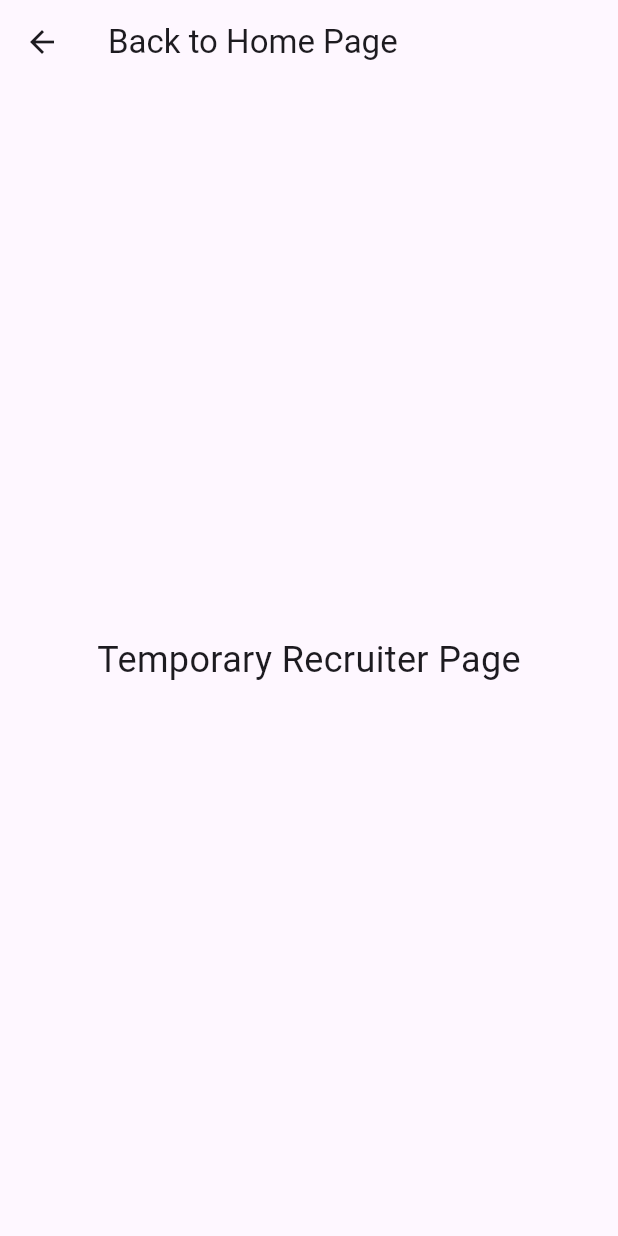
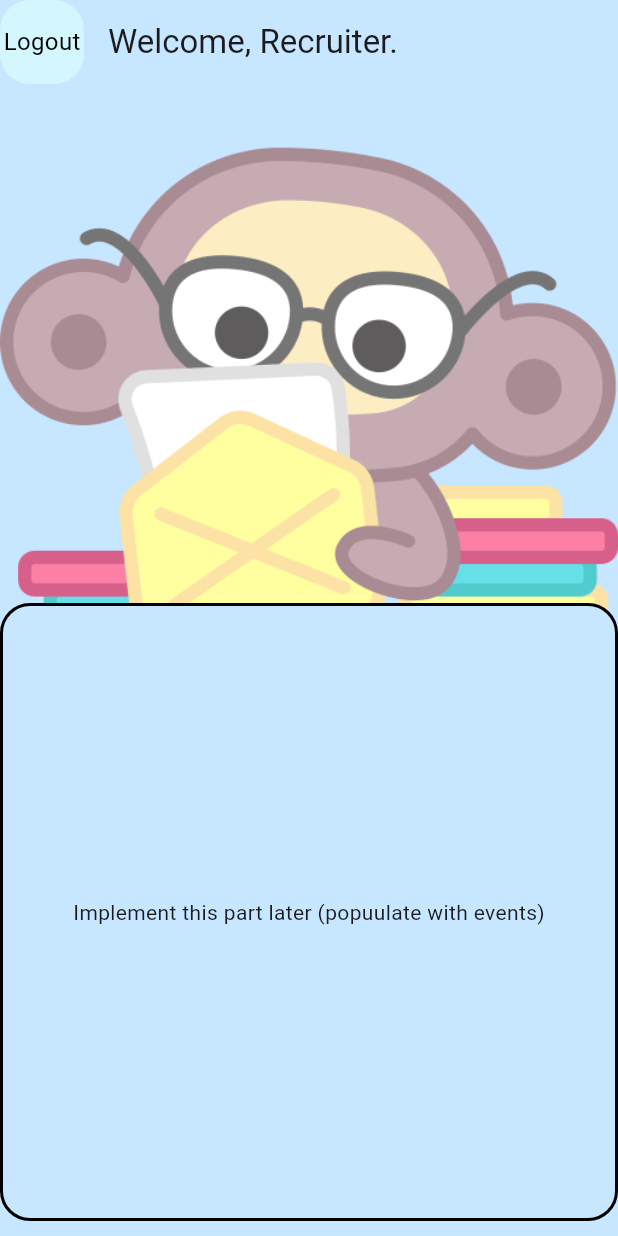
Before and after one commit to chimpr/mobile-dev, a Flutter app: the RecruiterPage screen opened directly, on a phone screen of 412 x 824 dp. Run offline on Flutter 3.47's test engine with Material 3 defaults, Android fonts, the phone set to English and light mode, and no system bars; our stand-ins replace webview_flutter.

Commit message:
Initial commit to new repo

```diff
--- /dev/null
+++ b/chimp_recruiter_mobile/lib/models/recruiter.dart
@@ -0,0 +1,13 @@
+class Recruiter {
+  final String name;
+  final int id;
+
+  Recruiter({required this.name, required this.id});
+
+  factory Recruiter.fromJson(Map<String, dynamic> json) {
+    return Recruiter(
+      name: json['name'],
+      id: json['id'],
+    );
+  }
+}
--- a/chimp_recruiter_mobile/lib/screens/candidate_page.dart
+++ /dev/null
@@ -1,16 +0,0 @@
-import 'package:flutter/material.dart';
-
-class CandidatePage extends StatelessWidget {
-  @override
-  Widget build(BuildContext context) {
-    return Scaffold(
-      appBar: AppBar(title: Text('Back to Home Page')),
-      body: Center(
-        child: Text(
-          'Temporary Candidate Page',
-          style: TextStyle(fontSize: 24),
-        ),
-      ),
-    );
-  }
-}
--- a/chimp_recruiter_mobile/lib/screens/home_screen.dart
+++ b/chimp_recruiter_mobile/lib/screens/home_screen.dart
@@ -3,7 +3,7 @@ import 'package:webview_flutter/webview_flutter.dart';
 import 'package:chimp_recruiter_mobile/widgets/login_dialog.dart';
 import 'package:chimp_recruiter_mobile/widgets/signup_dialog.dart';
 import 'package:chimp_recruiter_mobile/screens/webview_page.dart';
-import '../screens/candidate_page.dart';
+import 'student_page.dart';
 import '../screens/recruiter_page.dart';
 import '../routes/custom_route.dart';
 
@@ -11,7 +11,7 @@ class HomeScreen extends StatelessWidget {
   @override
   Widget build(BuildContext context) {
     return Scaffold(
-      backgroundColor: Color(0xFFC6E7FF),
+      backgroundColor: Color(0xFFFFFFFF),
       body: Container(
         decoration: BoxDecoration(
           image: DecorationImage(
--- a/chimp_recruiter_mobile/lib/screens/recruiter_page.dart
+++ b/chimp_recruiter_mobile/lib/screens/recruiter_page.dart
@@ -4,12 +4,78 @@ class RecruiterPage extends StatelessWidget {
   @override
   Widget build(BuildContext context) {
     return Scaffold(
-      appBar: AppBar(title: Text('Back to Home Page')),
-      body: Center(
-        child: Text(
-          'Temporary Recruiter Page',
-          style: TextStyle(fontSize: 24),
+      backgroundColor: Color(0xFFC6E7FF),
+      appBar: AppBar(
+        backgroundColor: Colors.transparent,
+        elevation: 0,
+        leading: InkWell(
+          onTap: () {
+            Navigator.pop(context);
+          },
+          child: Container(
+            alignment: Alignment.center,
+            width: 450,
+            decoration: BoxDecoration(
+              color: Color(0xFFD4F6FF),
+
+              borderRadius: BorderRadius.circular(20),
+            ),
+            child: Text(
+              'Logout',
+              style: TextStyle(
+                fontSize: 16,
+                color: Colors.black,
+              ),
+            ),
+          ),
         ),
+        title: Text(
+          "Welcome, Recruiter.",
+        ),
+      ),
+      body: Stack(
+        children: [
+          // Background image
+          Positioned(
+            top: -350,
+            left: 0,
+            right: 0,
+            bottom: 0,
+            child: Image.asset(
+              'assets/images/letter.png',
+              fit: BoxFit.contain,
+            ),
+          ),
+
+          // Table/grid for the events
+          Positioned(
+            left: 0,
+            right: 0,
+            bottom: 10,
+            child: Container(
+              height: MediaQuery.of(context).size.height / 2,
+              decoration: BoxDecoration(
+                color: Color(0xFFC6E7FF),
+                borderRadius: BorderRadius.all(Radius.circular(20)),
+                border: Border.all(
+                  color: Colors.black,
+                  width: 2,
+                  style: BorderStyle.solid,
+                ),
+                boxShadow: [
+                  BoxShadow(
+                    color: Colors.transparent,
+                    spreadRadius: 2,
+                    blurRadius: 5,
+                  ),
+                ],
+              ),
+              child: Center(
+                child: Text('Implement this part later (popuulate with events)'),
+              ),
+            ),
+          ),
+        ],
       ),
     );
   }
--- a/chimp_recruiter_mobile/pubspec.yaml
+++ b/chimp_recruiter_mobile/pubspec.yaml
@@ -90,6 +90,8 @@ flutter:
   assets:
     - assets/images/chimp.jpg
     - assets/images/businessman.png
+    - assets/images/online-education.png
+    - assets/images/letter.png
 
   fonts:
     - family: IrishGrover
```
Also changed, not shown: chimp_recruiter_mobile/lib/screens/student_page.dart (added, +108 -0 lines), chimp_recruiter_mobile/lib/widgets/login_dialog.dart (+5 -5 lines), chimp_recruiter_mobile/lib/widgets/signup_dialog.dart (+115 -15 lines), chimp_recruiter_mobile/lib/widgets/signup_email_dialog.dart (added).
